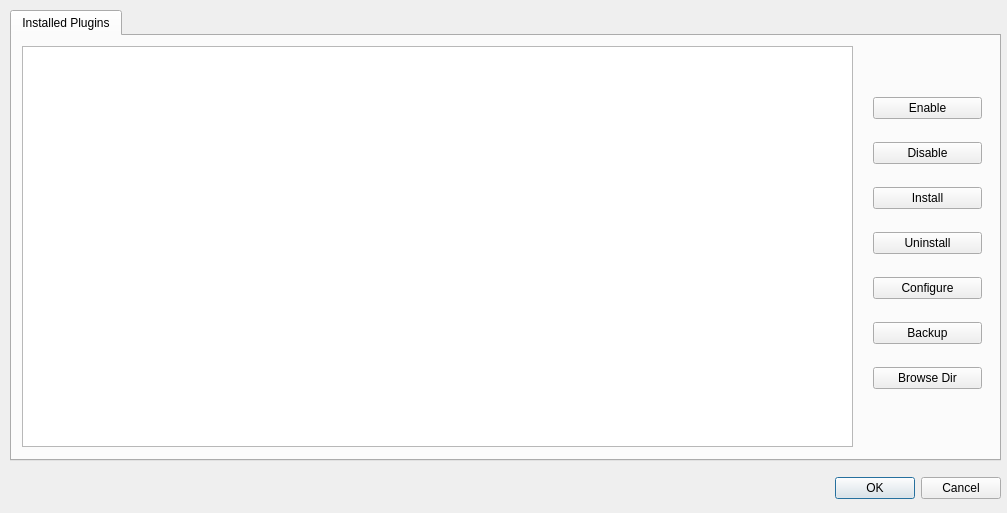
Above: Source/BrainStim/pluginmanagerdialog.ui from svengijsen/BrainStim before the change. Below: the same form after it.
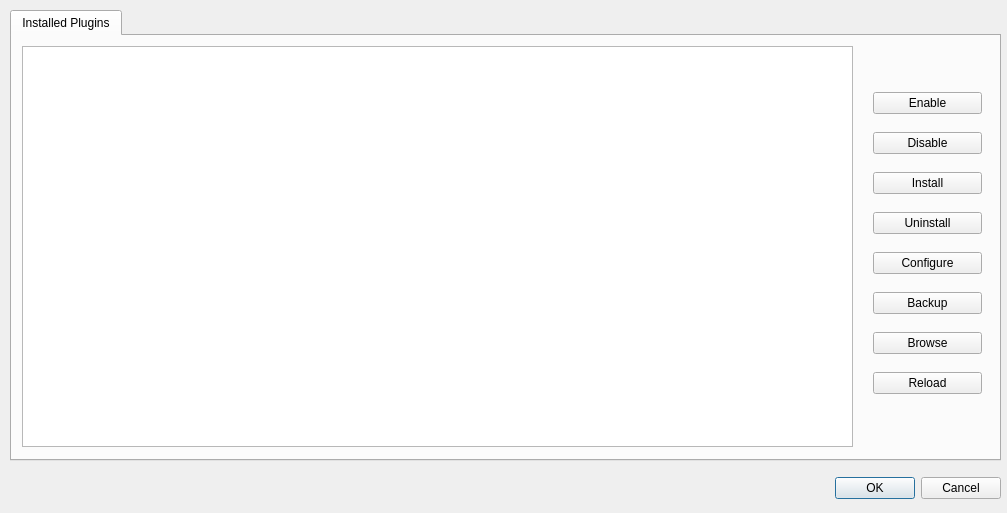
That is the form after the change.

The edit to the form file:
```diff
--- a/Source/BrainStim/pluginmanagerdialog.ui
+++ b/Source/BrainStim/pluginmanagerdialog.ui
@@ -144,7 +144,14 @@
       <item>
        <widget class="QPushButton" name="pbBrowse">
         <property name="text">
-         <string>Browse Dir</string>
+         <string>Browse</string>
+        </property>
+       </widget>
+      </item>
+      <item>
+       <widget class="QPushButton" name="pbReloadAll">
+        <property name="text">
+         <string>Reload</string>
         </property>
        </widget>
       </item>
```
